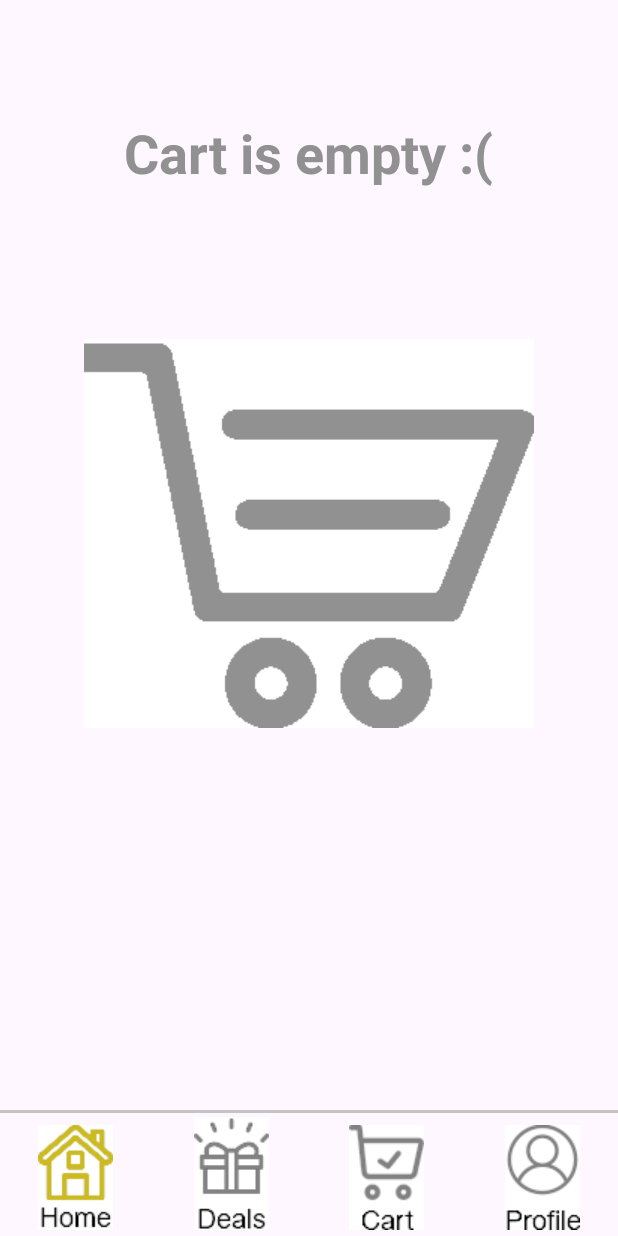
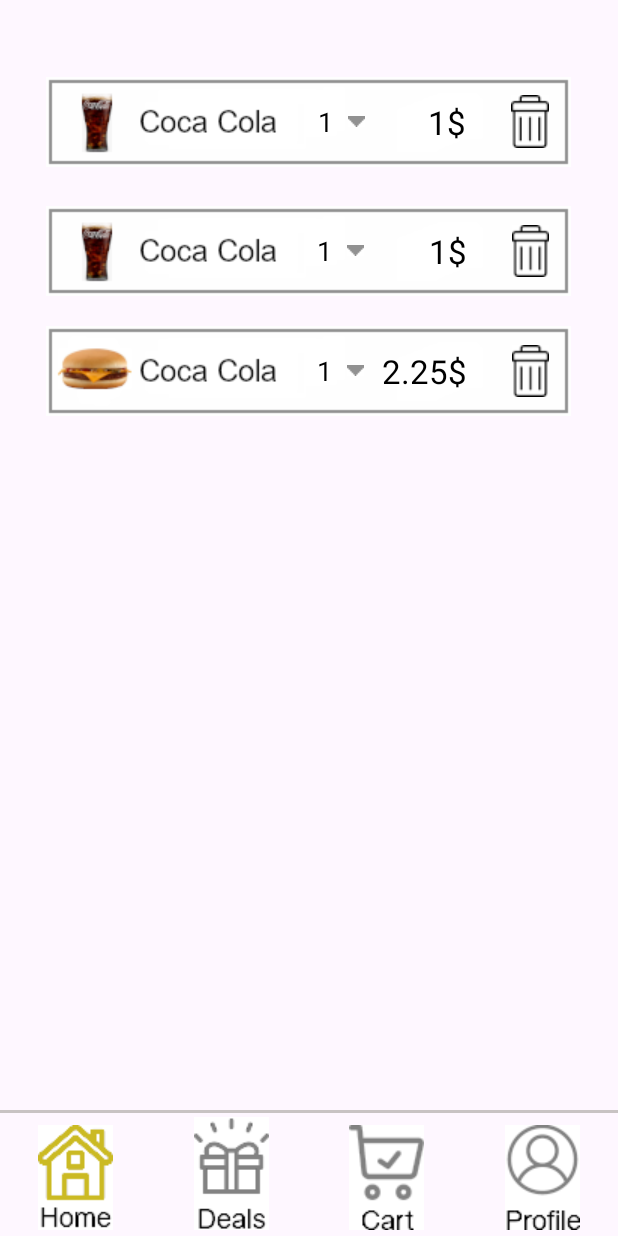
Before and after one commit to KatieFawn/DonerHome, an Android app: the CartActivity screen opened directly, with no data from a screen before it, on a phone screen of 412 x 824 dp. Run offline under Robolectric (Android 15) with nearby library versions, the phone set to English and light mode, and no system bars.

Commit message:
cart activity is complete git add -A!

```diff
--- a/app/src/main/java/com/jiromo5/donerhome/activities/main/shopping/CartActivity.java
+++ b/app/src/main/java/com/jiromo5/donerhome/activities/main/shopping/CartActivity.java
@@ -1,17 +1,31 @@
 package com.jiromo5.donerhome.activities.main.shopping;
 
+import android.content.Context;
+import android.content.res.Resources;
 import android.os.Bundle;
+import android.util.TypedValue;
+import android.view.Gravity;
+import android.view.View;
+import android.view.ViewGroup;
+import android.widget.ArrayAdapter;
+import android.widget.FrameLayout;
 import android.widget.ImageButton;
+import android.widget.ImageView;
+import android.widget.LinearLayout;
+import android.widget.Spinner;
+import android.widget.TextView;
 
 import androidx.annotation.Nullable;
 import androidx.appcompat.app.AppCompatActivity;
 
 import com.jiromo5.donerhome.R;
+import com.jiromo5.donerhome.main.menu.OrderDetails;
 import com.jiromo5.donerhome.main.navigation.NavigationBarController;
 import com.jiromo5.donerhome.main.navigation.listeners.CartsClickListener;
 import com.jiromo5.donerhome.main.navigation.listeners.DealsClickListener;
 import com.jiromo5.donerhome.main.navigation.listeners.HomeClickListener;
 import com.jiromo5.donerhome.main.navigation.listeners.ProfileClickListener;
+import com.jiromo5.donerhome.main.shopping.CartManager;
 
 public class CartActivity extends AppCompatActivity {
 
@@ -20,7 +34,15 @@ public class CartActivity extends AppCompatActivity {
     private ImageButton cartButton;
     private ImageButton profileButton;
 
+    private ImageView cartLogo;
+    private TextView welcome;
+    private ImageButton colaOrder;
+    private ImageButton countOfCola;
+    private ImageButton priceOfCola;
+    private LinearLayout orderList;
+
     private NavigationBarController navigationBarController;
+    private CartManager cartManager;
 
     @Override
     protected void onCreate(@Nullable Bundle savedInstanceState) {
@@ -32,12 +54,36 @@ public class CartActivity extends AppCompatActivity {
         dealsButton = findViewById(R.id.deals_button);
         cartButton = findViewById(R.id.cart_button);
         profileButton = findViewById(R.id.profile_button);
+        welcome = findViewById(R.id.welcome);
+        cartLogo = findViewById(R.id.cart_logo);
+        orderList = findViewById(R.id.order_list);
+
+        cartManager = new CartManager(this, welcome, cartLogo);
+        cartManager.addItemToCart(orderList);
+        cartManager.removeItemFromCart(orderList);
+        cartManager.toggleVisibility();
+
+        configurePopupMenu();
 
         cartEventHandler();
 
         navigationBarController = new NavigationBarController(homeButton, dealsButton, cartButton, profileButton);
         navigationBarController.updateButtonState();
     }
+
+    private void configurePopupMenu() {
+        // Настройка адаптера
+        Spinner spinner = findViewById(R.id.count_of_items);
+        ArrayAdapter<CharSequence> adapter = ArrayAdapter.createFromResource(
+                this,
+                R.array.spinner_items,
+                R.layout.spinner_item // Ваш кастомный макет
+        );
+        adapter.setDropDownViewResource(android.R.layout.simple_spinner_dropdown_item); // Выпадающий вид
+        spinner.setAdapter(adapter);
+    }
+
+
 
     private void cartEventHandler(){
         HomeClickListener homeClickListener = new HomeClickListener(this);
--- a/app/src/main/java/com/jiromo5/donerhome/main/menu/OrderDetails.java
+++ b/app/src/main/java/com/jiromo5/donerhome/main/menu/OrderDetails.java
@@ -15,8 +15,19 @@ import java.util.Map;
 
 public class OrderDetails {
 
-    public static int countOfOrder = 0;
+    public static int countOfOrder = 2;
 
     public static Map<Integer, int[]> colaOrder = new HashMap<>();
     public static Map<Integer, Integer> cheeseburgerOrder = new HashMap<>();
+
+    //cheeseburger[0] = count of order,
+    //cheeseburger[1] = count of items,
+
+    //colaorder[0] = count of order,
+    //colaorder[0, 1] = count of item and size of item.
+
+    static  {
+        colaOrder.put(0, new int[]{1, 0});
+        cheeseburgerOrder.put(1, 1);
+    }
 }
--- /dev/null
+++ b/app/src/main/java/com/jiromo5/donerhome/main/shopping/CartManager.java
@@ -0,0 +1,224 @@
+package com.jiromo5.donerhome.main.shopping;
+
+import android.content.Context;
+import android.content.Intent;
+import android.content.res.Resources;
+import android.graphics.Color;
+import android.util.Log;
+import android.util.TypedValue;
+import android.view.Gravity;
+import android.view.View;
+import android.view.ViewGroup;
+import android.widget.ArrayAdapter;
+import android.widget.FrameLayout;
+import android.widget.ImageButton;
+import android.widget.ImageView;
+import android.widget.LinearLayout;
+import android.widget.Spinner;
+import android.widget.TextView;
+
+import com.jiromo5.donerhome.R;
+import com.jiromo5.donerhome.activities.main.shopping.CartActivity;
+import com.jiromo5.donerhome.main.menu.OrderDetails;
+
+public class CartManager {
+
+    private Context context;
+
+    private TextView welcome;
+    private ImageView logo;
+
+    private FrameLayout[] frameLayout;
+    private ImageView colaOrderImageView;
+    private ImageButton[] removeOrderButton;
+    private TextView priceView;
+    private Spinner countOfItem;
+
+
+    public CartManager(Context context, TextView welcome, ImageView logo){
+        this.context = context;
+        this.welcome = welcome;
+        this.logo = logo;
+
+        frameLayout = new FrameLayout[OrderDetails.countOfOrder];
+        removeOrderButton = new ImageButton[OrderDetails.countOfOrder];
+    }
+
+    //Делаем корзину с продуктами.
+    //Проверяем переменную countOfOrder, если оно больше 0, затем программно создаем две кнопки:
+    // продукт и кнопка удаления продукта.
+    //данные берём из массивов в OrderDetails.
+    //Если countOfOrder == 0, мы показываем дефолтное меню корзины.
+    //
+
+    public void addItemToCart(LinearLayout orderList){
+
+        for (int i = 0; i < OrderDetails.countOfOrder; i ++) {
+            if (OrderDetails.colaOrder.size() > 0) {
+                if (OrderDetails.colaOrder.containsKey(i)) {
+                    createImageOrder("cola");
+                    createRemoveItemButton(i);
+                    createPriceView("cola", OrderDetails.colaOrder.get(i)[0]);
+                    createCountOfItemView();
+                    orderList.addView(createFrameLayout(i));
+                }
+            }
+
+            if (OrderDetails.cheeseburgerOrder.size() > 0) {
+                if (OrderDetails.cheeseburgerOrder.containsKey(i)) {
+                    createImageOrder("cheeseburger");
+                    createRemoveItemButton(i);
+                    createPriceView("cheeseburger", OrderDetails.cheeseburgerOrder.get(i));
+                    createCountOfItemView();
+                    orderList.addView(createFrameLayout(i));
+                }
+            }
+        }
+    }
+
+    public void removeItemFromCart(LinearLayout orderList){
+        for (int i = 0; i < removeOrderButton.length; i ++){
+            int finalI = i;
+            Log.d("CartManager", "Number of order: " + finalI);
+            removeOrderButton[i].setOnClickListener(new View.OnClickListener() {
+                @Override
+                public void onClick(View view) {
+                    Log.d("CartManager", "Click to remove button #" + finalI);
+                    if (OrderDetails.colaOrder.containsKey(finalI)) {
+                        OrderDetails.colaOrder.remove(finalI);
+                        OrderDetails.countOfOrder = OrderDetails.countOfOrder - 1;
+                    } else if (OrderDetails.cheeseburgerOrder.containsKey(finalI)){
+                        OrderDetails.cheeseburgerOrder.remove(finalI);
+                        OrderDetails.countOfOrder = OrderDetails.countOfOrder - 1;
+                    }
+                    orderList.removeView(frameLayout[finalI]);
+
+                }
+            });
+        }
+
+        //Intent intent = new Intent(context, CartActivity.class);
+        //context.startActivity(intent);
+    }
+
+    private FrameLayout createFrameLayout(int numberOfOrder){
+        // Create FrameLayout.
+        frameLayout[numberOfOrder] = new FrameLayout(context);
+        FrameLayout.LayoutParams frameLayoutParams = new FrameLayout.LayoutParams(
+                FrameLayout.LayoutParams.MATCH_PARENT,
+                (int) context.getResources().getDimension(R.dimen.frame_height));  // Высота 80dp
+        frameLayout[numberOfOrder].setLayoutParams(frameLayoutParams);
+
+        frameLayout[numberOfOrder].addView(colaOrderImageView);
+        frameLayout[numberOfOrder].addView(removeOrderButton[numberOfOrder]);
+        frameLayout[numberOfOrder].addView(priceView);
+        frameLayout[numberOfOrder].addView(countOfItem);
+
+        return frameLayout[numberOfOrder];
+    }
+
+    private void createImageOrder(String nameOfItem){
+        // Create ImageView
+        colaOrderImageView = new ImageView(context);
+        FrameLayout.LayoutParams imageParams = new FrameLayout.LayoutParams(
+                (int) context.getResources().getDimension(R.dimen.cola_order_width),  // Ширина 350dp
+                (int) context.getResources().getDimension(R.dimen.cola_order_height));  // Высота 60dp
+        imageParams.gravity = Gravity.CENTER;  // Центрируем изображение
+        colaOrderImageView.setLayoutParams(imageParams);
+        switch (nameOfItem) {
+            case "cola":
+                colaOrderImageView.setBackgroundResource(R.drawable.cola_cart);
+                break;
+            case "cheeseburger":
+                colaOrderImageView.setBackgroundResource(R.drawable.cheeseburger_cart);
+                break;
+        }
+        colaOrderImageView.setScaleType(ImageView.ScaleType.CENTER_CROP);
+    }
+
+    private void createRemoveItemButton(int numberOfOrder){
+        // Create ImageButton
+        removeOrderButton[numberOfOrder] = new ImageButton(context);
+        FrameLayout.LayoutParams removeButtonParams = new FrameLayout.LayoutParams(
+                (int) context.getResources().getDimension(R.dimen.remove_button_width),  // Ширина 25dp
+                (int) context.getResources().getDimension(R.dimen.remove_button_height));  // Высота 35dp
+        removeButtonParams.rightMargin = dpToPx(context, 30); // Устанавливаем отступ через setMargins
+        removeButtonParams.gravity = Gravity.END | Gravity.CENTER_VERTICAL;
+        removeOrderButton[numberOfOrder].setLayoutParams(removeButtonParams);
+        removeOrderButton[numberOfOrder].setBackgroundResource(R.drawable.remove_button);
+    }
+
+    private void createPriceView(String nameOfItem, int count){
+        // Create TextView for show a price.
+        int priceCola = 1;
+        float priceCheeseburger = 2.25f;
+
+        priceView = new TextView(context);
+        FrameLayout.LayoutParams priceParams = new FrameLayout.LayoutParams(
+                ViewGroup.LayoutParams.WRAP_CONTENT,
+                ViewGroup.LayoutParams.WRAP_CONTENT
+        );
+        priceParams.gravity = Gravity.END | Gravity.CENTER_VERTICAL; // Позиционирование
+        priceParams.rightMargin = dpToPx(context, 85); // Устанавливаем отступ через setMargins
+        priceView.setLayoutParams(priceParams);
+        switch (nameOfItem) {
+            case "cola":
+                priceCola = priceCola * count;
+                priceView.setText(String.valueOf(priceCola) + "$");
+                break;
+            case "cheeseburger":
+                priceCheeseburger = priceCheeseburger * count;
+                priceView.setText(String.valueOf(priceCheeseburger) + "$");
+                break;
+        }
+        priceView.setTextColor(Color.BLACK);
+        priceView.setTextSize(22);
+    }
+
+    private void createCountOfItemView(){
+        //Create a Spinner for show count of item
+        countOfItem = new Spinner(context);
+
+        // Настройка LayoutParams
+        FrameLayout.LayoutParams spinnerParams = new FrameLayout.LayoutParams(
+                ViewGroup.LayoutParams.WRAP_CONTENT,
+                ViewGroup.LayoutParams.WRAP_CONTENT
+        );
+        spinnerParams.setMargins(dpToPx(context, 35), 0, 0, 0); // Соответствует android:layout_marginStart="35dp"
+        spinnerParams.gravity = Gravity.CENTER; // Соответствует android:layout_gravity="center"
+        countOfItem.setLayoutParams(spinnerParams);
+
+        // Установка паддингов (paddingStart, paddingEnd)
+        countOfItem.setPadding(
+                (int) TypedValue.applyDimension(TypedValue.COMPLEX_UNIT_DIP, 0, context.getResources().getDisplayMetrics()), // paddingStart
+                0,
+                (int) TypedValue.applyDimension(TypedValue.COMPLEX_UNIT_DIP, 4, context.getResources().getDisplayMetrics()), // paddingEnd
+                0
+        );
+
+        // Настройка адаптера
+        ArrayAdapter<CharSequence> adapter = ArrayAdapter.createFromResource(
+                context,
+                R.array.spinner_items,
+                R.layout.spinner_item // Ваш кастомный макет
+        );
+        adapter.setDropDownViewResource(android.R.layout.simple_spinner_dropdown_item); // Выпадающий вид
+        countOfItem.setAdapter(adapter);
+    }
+
+    private int dpToPx(Context context, int dp) {
+        Resources resources = context.getResources();
+        float density = resources.getDisplayMetrics().density;
+        return (int) (dp * density);
+    }
+
+    public void toggleVisibility() {
+        if (OrderDetails.countOfOrder > 0) {
+            welcome.setVisibility(View.INVISIBLE);
+            logo.setVisibility(View.INVISIBLE);
+        } else {
+            welcome.setVisibility(View.VISIBLE);
+            logo.setVisibility(View.VISIBLE);
+        }
+    }
+}
--- /dev/null
+++ b/app/src/main/java/com/jiromo5/donerhome/main/shopping/listeners/RemoveItemListener.java
@@ -0,0 +1,27 @@
+package com.jiromo5.donerhome.main.shopping.listeners;
+
+import android.view.View;
+
+public class RemoveItemListener implements View.OnClickListener {
+
+    //1. Реализуем удаление элемента из корзины, затем делаем коммит.
+
+    //2. Возвращаемся к веб-серверу и базе данных, всё чистим, вылизываем, создаем недостающие
+    //   базы данных и интегрируем проекты.
+
+    //3. Потом идём на литкодсы.
+
+    //4. Неделю сидим на литкодсах, затем можно сделать раздел deals и добавить регистрацию по номеру телефона !
+
+    //5. Делаем конфетку !
+
+
+    @Override
+    public void onClick(View view) {
+
+    }
+
+    private void removeItemFromCart(){
+
+    }
+}
--- a/app/src/main/res/layout/activity_cart.xml
+++ b/app/src/main/res/layout/activity_cart.xml
@@ -66,10 +66,11 @@
     <!-- Cart view -->
 
     <ImageView
-        android:id="@+id/splashImage"
+        android:id="@+id/cart_logo"
         android:layout_width="wrap_content"
         android:layout_height="wrap_content"
         android:src="@drawable/cart_background"
+        android:visibility="invisible"
         app:layout_constraintBottom_toBottomOf="parent"
         app:layout_constraintEnd_toEndOf="parent"
         app:layout_constraintStart_toStartOf="parent"
@@ -82,6 +83,7 @@
         android:layout_width="wrap_content"
         android:layout_height="wrap_content"
         android:text="Cart is empty :("
+        android:visibility="invisible"
         android:textSize="36sp"
         android:textColor="#919191"
         android:textStyle="bold"
@@ -92,5 +94,77 @@
         android:scaleType="centerInside"
         app:layout_constraintVertical_bias="0.1" />
 
+    <ScrollView
+        android:id="@+id/scroll_view"
+        xmlns:android="http://schemas.android.com/apk/res/android"
+        android:layout_width="match_parent"
+        android:layout_height="match_parent"
+        android:layout_marginTop="25dp"
+        android:layout_marginBottom="55dp"
+        android:fillViewport="true">
+
+        <LinearLayout
+            android:id="@+id/order_list"
+            android:layout_width="match_parent"
+            android:layout_height="wrap_content"
+            android:orientation="vertical"
+            android:padding="16dp"
+            android:gravity="center_horizontal">
+
+            <!-- Soda -->
+
+            <FrameLayout
+                android:layout_width="match_parent"
+                android:layout_height="80dp"
+                app:layout_constraintBottom_toBottomOf="parent"
+                app:layout_constraintEnd_toEndOf="parent"
+                app:layout_constraintStart_toStartOf="parent"
+                app:layout_constraintTop_toTopOf="parent">
+
+                <ImageView
+                    android:id="@+id/cola_order"
+                    android:layout_width="350dp"
+                    android:layout_height="60dp"
+                    android:background="@drawable/cola_cart"
+                    android:scaleType="centerCrop"
+                    android:layout_gravity="center"/>
+
+                <ImageButton
+                    android:id="@+id/remove_button1"
+                    android:layout_width="25dp"
+                    android:layout_height="35dp"
+                    android:layout_marginEnd="30dp"
+                    android:background="@drawable/remove_button"
+                    android:layout_gravity="end|center_vertical"/>
+
+                <TextView
+                    android:id="@+id/price"
+                    android:layout_width="wrap_content"
+                    android:layout_height="wrap_content"
+                    android:layout_marginTop="0dp"
+                    android:layout_marginEnd="85dp"
+                    android:layout_gravity="end|center_vertical"
+                    android:text="1$"
+                    android:textColor="#000000"
+                    android:textSize="22sp" />
+
+                <Spinner
+                    android:id="@+id/count_of_items"
+                    android:layout_width="wrap_content"
+                    android:layout_height="wrap_content"
+                    android:layout_marginStart="35dp"
+                    android:paddingEnd="4dp"
+                    android:paddingStart="0dp"
+                    android:layout_gravity="center"/>
+
+            </FrameLayout>
+
+            <!-- Динамическое пространство -->
+            <Space
+                android:layout_width="match_parent"
+                android:layout_height="6dp"/>
+
+        </LinearLayout>
+    </ScrollView>
 
 </androidx.constraintlayout.widget.ConstraintLayout>
--- /dev/null
+++ b/app/src/main/res/layout/spinner_item.xml
@@ -0,0 +1,10 @@
+<?xml version="1.0" encoding="utf-8"?>
+<TextView
+    xmlns:android="http://schemas.android.com/apk/res/android"
+    android:layout_width="match_parent"
+    android:layout_height="wrap_content"
+    android:textSize="18sp"
+    android:textColor="#000"
+    android:gravity="center_vertical"
+    android:drawablePadding="10dp"
+    android:drawableEnd="@drawable/arrow_down" />
--- /dev/null
+++ b/app/src/main/res/values/dimens.xml
@@ -0,0 +1,21 @@
+<?xml version="1.0" encoding="utf-8"?>
+<resources>
+    <!-- Высота FrameLayout -->
+    <dimen name="frame_height">80dp</dimen>
+
+    <!-- Размеры для ImageView -->
+    <dimen name="cola_order_width">350dp</dimen>
+    <dimen name="cola_order_height">60dp</dimen>
+
+    <!-- Размеры для ImageButton -->
+    <dimen name="remove_button_width">25dp</dimen>
+    <dimen name="remove_button_height">35dp</dimen>
+
+    <!-- Отступы -->
+    <dimen name="remove_button_margin_end">30dp</dimen>
+    <dimen name="price_margin_end">85dp</dimen>
+    <dimen name="spinner_margin_start">35dp</dimen>
+
+    <!-- Размеры текста -->
+    <dimen name="price_text_size">22sp</dimen>
+</resources>
--- a/app/src/main/res/values/strings.xml
+++ b/app/src/main/res/values/strings.xml
@@ -1,3 +1,16 @@
 <resources>
     <string name="app_name">DonerHome</string>
+
+    <!-- Массив для Spinner -->
+    <string-array name="spinner_items">
+        <item>1</item>
+        <item>2</item>
+        <item>3</item>
+        <item>4</item>
+        <item>5</item>
+        <item>6</item>
+        <item>7</item>
+        <item>8</item>
+        <item>9</item>
+    </string-array>
 </resources>
```
Also changed, not shown: app/src/main/res/drawable/arrow_down.png (added), app/src/main/res/drawable/cheeseburger_cart.png (added), app/src/main/res/drawable/cola_cart.png (added), app/src/main/res/drawable/cola_order.png, app/src/main/res/drawable/remove_button.png (added).
